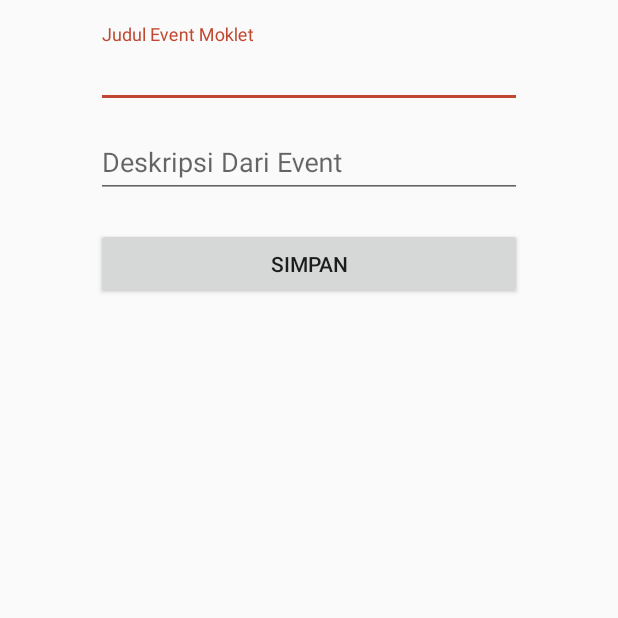
After one commit to DafaZakhulhaq27/Project02_Mocha, an Android app: the InputEvent screen opened directly, with no data from a screen before it, on a phone screen of 412 x 824 dp, the top half of it. The commit adds this screen. Run offline under Robolectric (Android 15) with nearby library versions, the phone set to English and light mode, and no system bars; our stand-ins replace Firebase (no records; nobody signed in at launch, a user with empty details on screens opened directly).

Commit message:
Input dan tampilan Event Part 1

```diff
--- /dev/null
+++ b/app/src/main/java/id/sch/smktelkom_mlg/project2/xirpl608202231/mocha/InputEvent.java
@@ -0,0 +1,77 @@
+package id.sch.smktelkom_mlg.project2.xirpl608202231.mocha;
+
+import android.os.Bundle;
+import android.support.v7.app.AppCompatActivity;
+import android.text.TextUtils;
+import android.view.View;
+import android.widget.Button;
+import android.widget.EditText;
+
+import com.google.firebase.auth.FirebaseAuth;
+import com.google.firebase.auth.FirebaseUser;
+import com.google.firebase.database.DatabaseReference;
+import com.google.firebase.database.FirebaseDatabase;
+
+import java.util.ArrayList;
+import java.util.Date;
+import java.util.List;
+
+public class InputEvent extends AppCompatActivity {
+
+    FirebaseAuth firebaseAuth;
+    EditText editjudul;
+    EditText editdeskrip;
+    Button simpan;
+    long time;
+    List<Event> eventList;
+    DatabaseReference databaseEvent;
+
+    @Override
+    protected void onCreate(Bundle savedInstanceState) {
+        super.onCreate(savedInstanceState);
+        setContentView(R.layout.activity_input_event);
+
+
+        databaseEvent = FirebaseDatabase.getInstance().getReference("Event");
+
+        editjudul = (EditText) findViewById(R.id.editTextNama);
+        editdeskrip = (EditText) findViewById(R.id.editTextDeskripsi);
+        simpan = (Button) findViewById(R.id.buttonSimpan);
+        eventList = new ArrayList<>();
+
+        simpan.setOnClickListener(new View.OnClickListener() {
+            @Override
+            public void onClick(View view) {
+
+                addevent();
+                finish();
+            }
+        });
+
+    }
+
+    private void addevent() {
+        firebaseAuth = FirebaseAuth.getInstance();
+        time = new Date().getTime();
+        FirebaseUser user = firebaseAuth.getCurrentUser();
+
+
+        String judul = editjudul.getText().toString().trim();
+
+        long tanggal = time;
+        String author = user.getEmail();
+
+
+        if (!TextUtils.isEmpty(judul)) {
+
+            String idev = databaseEvent.push().getKey();
+
+            Event event1 = new Event(idev, judul, tanggal, author);
+
+            databaseEvent.child(idev).setValue(event1);
+
+        }
+    }
+
+
+}
--- /dev/null
+++ b/app/src/main/res/layout/activity_input_event.xml
@@ -0,0 +1,68 @@
+<?xml version="1.0" encoding="utf-8"?>
+<ScrollView xmlns:android="http://schemas.android.com/apk/res/android"
+    xmlns:tools="http://schemas.android.com/tools"
+    android:layout_width="match_parent"
+    android:layout_height="match_parent">
+
+    <LinearLayout
+        android:id="@+id/activity_input"
+        android:layout_width="match_parent"
+        android:layout_height="wrap_content"
+        android:orientation="vertical"
+        android:paddingBottom="16dp"
+        android:paddingLeft="64dp"
+        android:paddingRight="64dp"
+        android:paddingTop="16dp"
+        tools:context="id.sch.smktelkom_mlg.project2.xirpl608202231.mocha.InputEvent">
+
+        <android.support.design.widget.TextInputLayout
+            android:layout_width="match_parent"
+            android:layout_height="wrap_content"
+            android:hint="Judul Event Moklet">
+
+            <EditText
+                android:id="@+id/editTextNama"
+                android:layout_width="match_parent"
+                android:layout_height="wrap_content" />
+
+        </android.support.design.widget.TextInputLayout>
+
+        <android.support.design.widget.TextInputLayout
+            android:layout_width="match_parent"
+            android:layout_height="wrap_content"
+            android:layout_marginTop="4dp"
+            android:hint="Deskripsi Dari Event">
+
+            <EditText
+                android:id="@+id/editTextDeskripsi"
+                android:layout_width="match_parent"
+                android:layout_height="wrap_content" />
+        </android.support.design.widget.TextInputLayout>
+
+        <android.support.design.widget.TextInputLayout
+            android:layout_width="match_parent"
+            android:layout_height="wrap_content"
+            android:layout_marginTop="4dp"
+            android:hint="Author Event">
+
+        </android.support.design.widget.TextInputLayout>
+
+        <!--<ImageView-->
+        <!--android:id="@+id/imageViewFoto"-->
+        <!--android:layout_width="match_parent"-->
+        <!--android:layout_height="wrap_content"-->
+        <!--android:layout_gravity="center"-->
+        <!--android:layout_marginTop="4dp"-->
+        <!--android:minHeight="160dp"-->
+        <!--android:scaleType="fitCenter"-->
+        <!--android:src="@drawable/ic_camera_black_24dp" />-->
+
+        <Button
+            android:id="@+id/buttonSimpan"
+            android:layout_width="match_parent"
+            android:layout_height="wrap_content"
+            android:layout_marginTop="16dp"
+            android:text="Simpan" />
+
+    </LinearLayout>
+</ScrollView>
--- a/app/src/main/res/values/strings.xml
+++ b/app/src/main/res/values/strings.xml
@@ -7,4 +7,6 @@
     <!-- TODO: Remove or change this placeholder text -->
     <string name="hello_blank_fragment">Hello blank fragment</string>
     <string name="reply_label" />
+    <string name="title_activity_input">Input</string>
+    <string name="title_activity_input_event">InputEvent</string>
 </resources>
--- a/app/src/main/res/values/styles.xml
+++ b/app/src/main/res/values/styles.xml
@@ -13,8 +13,8 @@
         <item name="windowNoTitle">true</item>
     </style>
 
-    <style name="AppTheme.AppBarOverlay" parent="ThemeOverlay.AppCompat.Dark.ActionBar"/>
+    <style name="AppTheme.AppBarOverlay" parent="ThemeOverlay.AppCompat.Dark.ActionBar" />
 
-    <style name="AppTheme.PopupOverlay" parent="ThemeOverlay.AppCompat.Light"/>
+    <style name="AppTheme.PopupOverlay" parent="ThemeOverlay.AppCompat.Light" />
 
 </resources>
```
Also changed, not shown: app/src/main/AndroidManifest.xml (+8 -0 lines), app/src/main/java/id/sch/smktelkom_mlg/project2/xirpl608202231/mocha/Event.java (added, +43 -0 lines), app/src/main/java/id/sch/smktelkom_mlg/project2/xirpl608202231/mocha/EventList.java (added, +52 -0 lines), app/src/main/java/id/sch/smktelkom_mlg/project2/xirpl608202231/mocha/FragmentEvent.java (+62 -1 lines), app/src/main/res/drawable/ic_insert_photo_black_24dp.xml (added, +9 -0 lines), app/src/main/res/layout/eventlist.xml (added, +85 -0 lines), app/src/main/res/layout/fragment_fragment_event.xml (+31 -7 lines).
